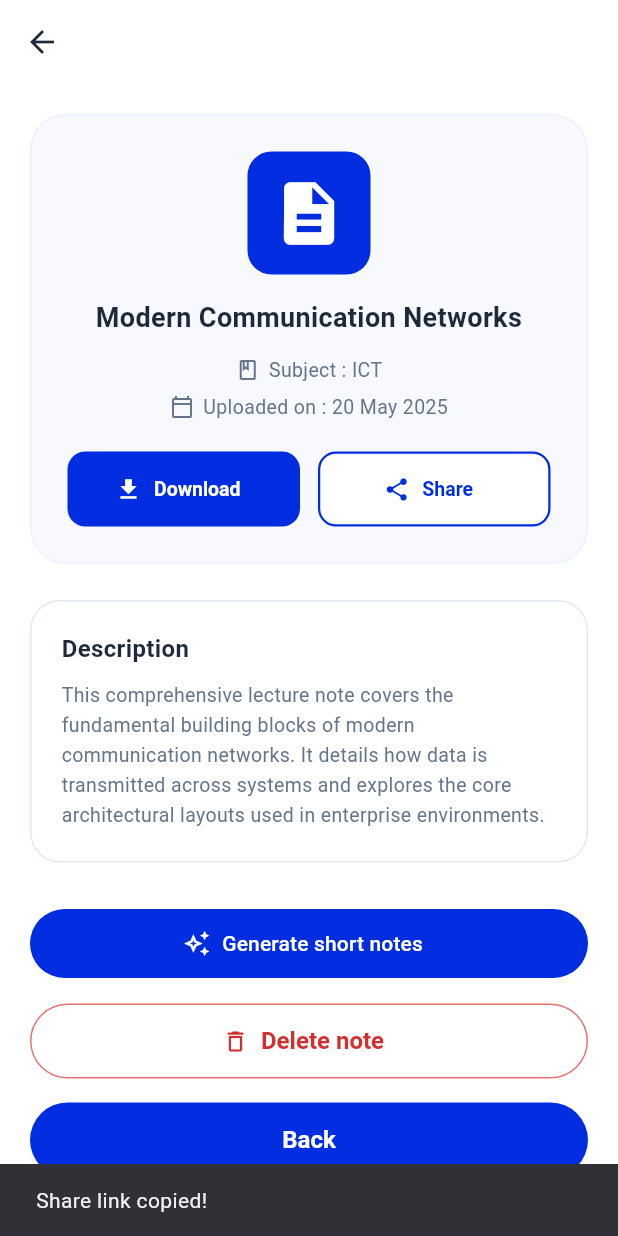
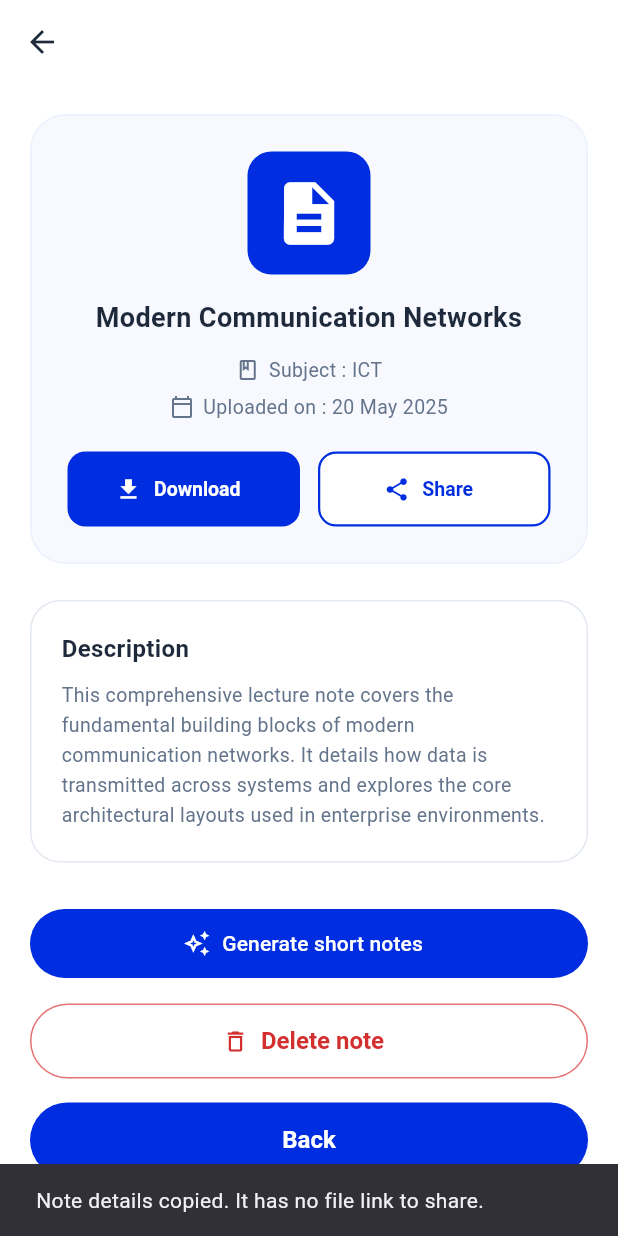
Before and after one commit to LashanDias/uniX, a Flutter app: the NoteDetailScreen screen opened directly with sample values from the repository, after a tap on "Share", on a phone screen of 412 x 824 dp. Run offline on Flutter 3.47's test engine with Material 3 defaults, Android fonts, the phone set to English and light mode, and no system bars; our stand-ins replace cloud_firestore, cloud_functions, file_picker, firebase_auth, firebase_core, firebase_storage and 3 more; missing offline and left inert: firebase_app_check, pdfrx; accounts and stored records are empty; network calls fail.

Commit message:
Show the restaurant list on failure, and make Download and Share real
Restaurants: the earlier fix made the store return the built-in catalogue
even when device storage failed, but the screen still rendered the
failure notice *instead of* the list, so all ten venues stayed hidden and
the page looked empty. The notice is now a banner above the list, and
says what was actually lost -- the student's own saved marks, not the
venues. A test pumps the screen with a store that always fails and
asserts the catalogue is still on screen.

Notes: Download showed "Downloading note..." and did nothing. It now
opens the note's file, and says plainly when a note has no file rather
than pretending to fetch one. Share claimed "Share link copied!" while
copying nothing at all; it now puts the title, subject and link on the
clipboard, and falls back to the description when there is no file.

Add Product: the image picker was wired correctly, but its catch
discarded the error and showed one generic line, so a blocked file
dialog, a denied permission and an unregistered plugin were
indistinguishable. The real error is now shown.

Co-Authored-By: Claude Opus 5 <noreply@anthropic.com>

```diff
--- a/lib/screens/notes/note_detail_screen.dart
+++ b/lib/screens/notes/note_detail_screen.dart
@@ -1,4 +1,6 @@
 import 'package:flutter/material.dart';
+import 'package:flutter/services.dart';
+import 'package:url_launcher/url_launcher.dart';
 import '../../core/constants/app_colors.dart';
 import '../../models/app_models.dart';
 import '../../services/notes_service.dart';
@@ -8,6 +10,73 @@ class NoteDetailScreen extends StatelessWidget {
   final NoteItem note;
 
   const NoteDetailScreen({super.key, required this.note});
+
+
+  /// Opens the note's file so the browser or OS can save it.
+  ///
+  /// This used to show "Downloading note..." and do nothing at all. A note
+  /// with no file attached now says so instead of pretending.
+  Future<void> _download(BuildContext context) async {
+    final messenger = ScaffoldMessenger.of(context);
+    final url = note.fileUrl.trim();
+    if (url.isEmpty) {
+      messenger.showSnackBar(
+        const SnackBar(
+          content: Text(
+            'This note has no file attached, only the description below.',
+          ),
+        ),
+      );
+      return;
+    }
+    final uri = Uri.tryParse(url);
+    if (uri == null || !uri.hasScheme) {
+      messenger.showSnackBar(
+        const SnackBar(
+          content: Text('The file link on this note is not valid.'),
+        ),
+      );
+      return;
+    }
+    try {
+      if (!await launchUrl(uri, mode: LaunchMode.externalApplication)) {
+        messenger.showSnackBar(
+          const SnackBar(content: Text('Could not open the file.')),
+        );
+      }
+    } catch (_) {
+      messenger.showSnackBar(
+        const SnackBar(content: Text('Could not open the file.')),
+      );
+    }
+  }
+
+  /// Copies the note to the clipboard.
+  ///
+  /// The old version claimed "Share link copied!" while copying nothing.
+  Future<void> _share(BuildContext context) async {
+    final messenger = ScaffoldMessenger.of(context);
+    final url = note.fileUrl.trim();
+    final text = url.isEmpty
+        ? '${note.title}\nSubject: ${note.subject}\n\n${note.description}'
+        : '${note.title}\nSubject: ${note.subject}\n$url';
+    try {
+      await Clipboard.setData(ClipboardData(text: text));
+      messenger.showSnackBar(
+        SnackBar(
+          content: Text(
+            url.isEmpty
+                ? 'Note details copied. It has no file link to share.'
+                : 'Note link copied.',
+          ),
+        ),
+      );
+    } catch (_) {
+      messenger.showSnackBar(
+        const SnackBar(content: Text('Clipboard unavailable on this device.')),
+      );
+    }
+  }
 
   @override
   Widget build(BuildContext context) {
@@ -101,13 +170,7 @@ class NoteDetailScreen extends StatelessWidget {
                       children: [
                         Expanded(
                           child: ElevatedButton.icon(
-                            onPressed: () {
-                              ScaffoldMessenger.of(context).showSnackBar(
-                                const SnackBar(
-                                  content: Text('Downloading note...'),
-                                ),
-                              );
-                            },
+                            onPressed: () => _download(context),
                             icon: const Icon(Icons.download, size: 18),
                             label: const Text(
                               'Download',
@@ -124,13 +187,7 @@ class NoteDetailScreen extends StatelessWidget {
                         const SizedBox(width: 12),
                         Expanded(
                           child: OutlinedButton.icon(
-                            onPressed: () {
-                              ScaffoldMessenger.of(context).showSnackBar(
-                                const SnackBar(
-                                  content: Text('Share link copied!'),
-                                ),
-                              );
-                            },
+                            onPressed: () => _share(context),
                             icon: const Icon(Icons.share, size: 18),
                             label: const Text(
                               'Share',
```
Also changed, not shown: lib/screens/marketplace/add_product_screen.dart (+11 -2 lines), lib/screens/restaurants/restaurants_screen.dart (+10 -3 lines), 1 other file.
